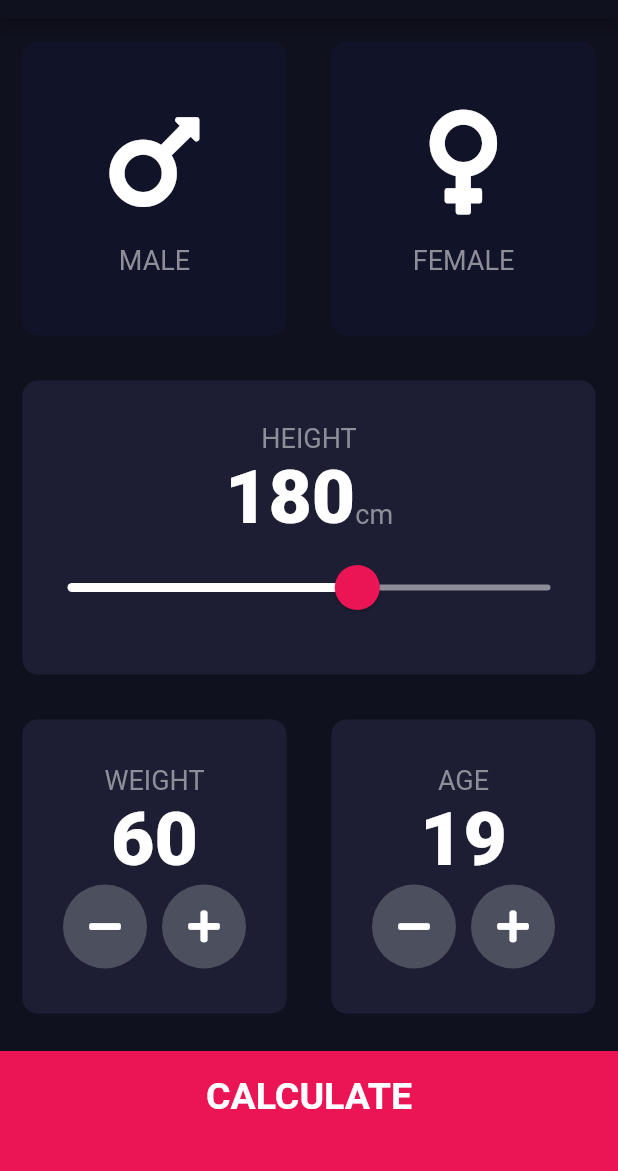
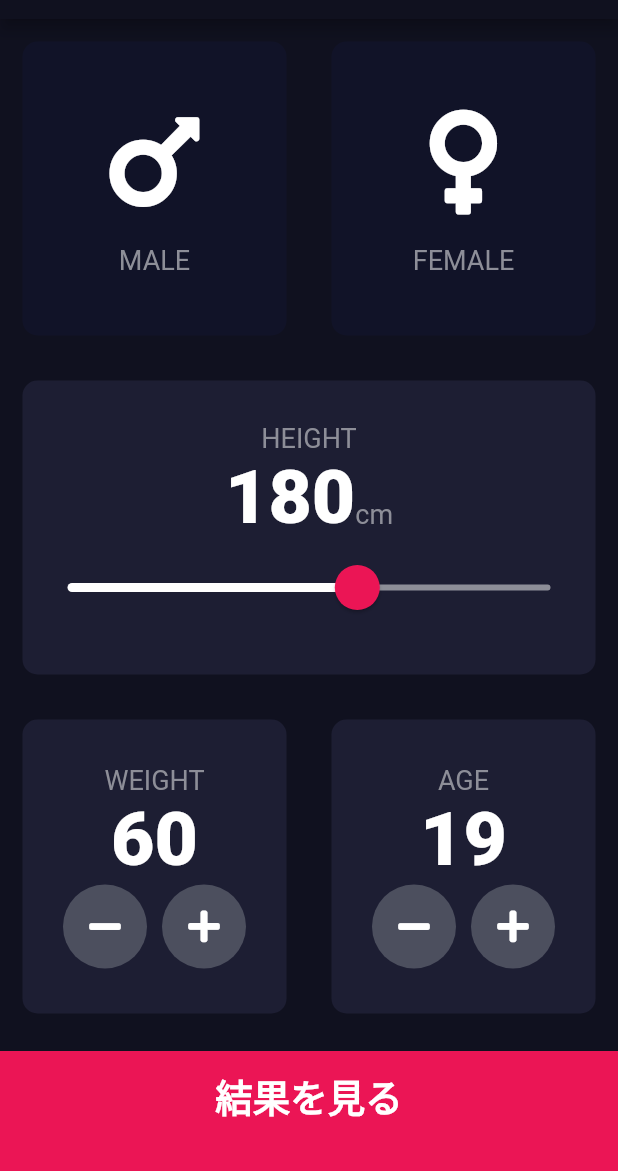
Before and after one commit to mimimimaimai55/bmi_calculator, a Flutter app: the screen it shows after launch, on a phone screen of 412 x 824 dp, the part 65-1236 px from its top. Run offline on Flutter 3.47's test engine with Material 2 defaults, Android fonts, the phone set to English and light mode, and no system bars; our stand-ins replace font_awesome_flutter.

Commit message:
セクション12の135が終了 見た目の作成が完了

```diff
--- /dev/null
+++ b/lib/components/bottom_botton.dart
@@ -0,0 +1,31 @@
+import 'package:flutter/material.dart';
+import '../constants.dart';
+
+class BottomButton extends StatelessWidget {
+
+  BottomButton({@required this.onTap, @required this.buttonTitle});
+
+  final VoidCallback? onTap;
+  final String?  buttonTitle;
+
+
+  @override
+  Widget build(BuildContext context) {
+    return GestureDetector(
+      onTap:onTap,
+      child: Container(
+        child: Center(
+          child: Text(
+            buttonTitle!,
+            style: kLargeButtonTextStyle,
+          ),
+        ),
+        color: kBottomContainerColour,
+        margin: EdgeInsets.only(top: 10.0),
+        padding: EdgeInsets.only(bottom: 20.0),
+        width: double.infinity,
+        height: kBottomContainerHeight,
+      ),
+    );
+  }
+}
--- a/lib/icon_content.dart
+++ b/lib/components/icon_content.dart
@@ -1,5 +1,5 @@
 import 'package:flutter/material.dart';
-import 'constants.dart';
+import '../constants.dart';
 
 class IconContent extends StatelessWidget {
 
--- /dev/null
+++ b/lib/components/round_icon_button.dart
@@ -0,0 +1,26 @@
+import 'package:flutter/material.dart';
+
+class RoundIconButton extends StatelessWidget {
+  RoundIconButton({@required this.icon, @required this.onPressed});
+
+  final IconData? icon;
+  final VoidCallback? onPressed;
+
+  @override
+  Widget build(BuildContext context) {
+    return RawMaterialButton(
+      elevation:0.0,
+      child: Icon(icon),
+      onPressed: onPressed,
+      disabledElevation: 6.0,
+      constraints: BoxConstraints.tightFor(
+        width:56.0,
+        height: 56.0,
+      ),
+
+      shape: CircleBorder(),
+      fillColor: Color(0xff4c4f5e),
+
+    );
+  }
+}
--- a/lib/main.dart
+++ b/lib/main.dart
@@ -1,5 +1,5 @@
 import 'package:flutter/material.dart';
-import 'input_page.dart';
+import 'screens/input_page.dart';
 
 
 void main() => runApp(BMICalculator());
--- a/lib/input_page.dart
+++ b/lib/screens/input_page.dart
@@ -1,9 +1,11 @@
 import 'package:flutter/material.dart';
 import 'package:font_awesome_flutter/font_awesome_flutter.dart';
-import 'icon_content.dart';
-import 'reusable_card.dart';
-import 'constants.dart';
+import '../components/icon_content.dart';
+import '../components/reusable_card.dart';
+import '../constants.dart';
 import 'results_page.dart';
+import '../components/bottom_botton.dart';
+import '../components/round_icon_button.dart';
 
 enum Gender {
   male,
@@ -201,50 +203,17 @@ class _InputPageState extends State<InputPage> {
                     ),
                   ],
                 )),
-            GestureDetector(
-              onTap:(){
-                Navigator.push(context,MaterialPageRoute(builder: (context) => ResultsPage()));
-              },
-              child: Container(
-                child: Center(
-                    child: Text('CALCULATE',style: kLargeButtonTextStyle,
-                    ),
-                ),
-                color: kBottomContainerColour,
-                margin: EdgeInsets.only(top: 10.0),
-                padding: EdgeInsets.only(bottom: 20.0),
-                width: double.infinity,
-                height: kBottomContainerHeight,
-              ),
+            BottomButton(buttonTitle: '結果を見る',onTap: (){
+              Navigator.push(context,
+                  MaterialPageRoute(builder: (context) => ResultsPage(
+
+                  ),
+                  ),
+              );
+            },
             ),
           ],
         ),
       );
     }
   }
-
-
-  class RoundIconButton extends StatelessWidget {
-  RoundIconButton({@required this.icon, @required this.onPressed});
-
-  final IconData? icon;
-  final VoidCallback? onPressed;
-
-    @override
-    Widget build(BuildContext context) {
-      return RawMaterialButton(
-        elevation:0.0,
-        child: Icon(icon),
-        onPressed: onPressed,
-        disabledElevation: 6.0,
-        constraints: BoxConstraints.tightFor(
-          width:56.0,
-          height: 56.0,
-        ),
-
-        shape: CircleBorder(),
-        fillColor: Color(0xff4c4f5e),
-
-      );
-    }
-  }
```
Also changed, not shown: lib/constants.dart (+20 -0 lines), lib/results_page.dart (deleted, +0 -14 lines), lib/screens/results_page.dart (added, +62 -0 lines), lib/components/reusable_card.dart (renamed from lib/reusable_card.dart).
